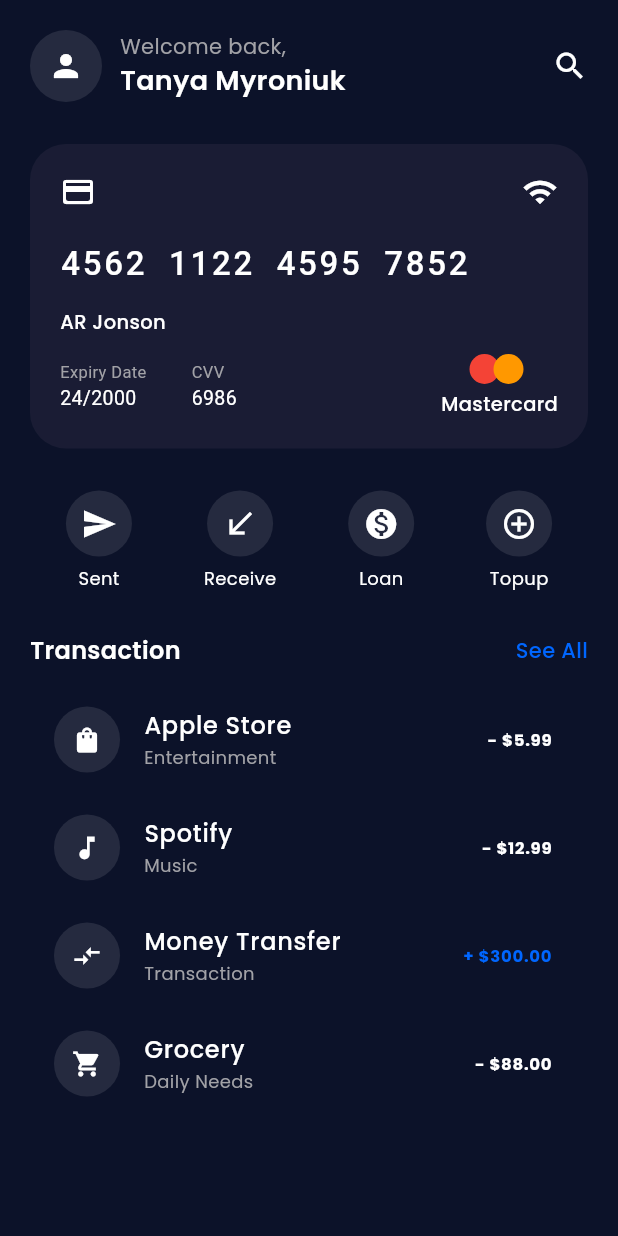
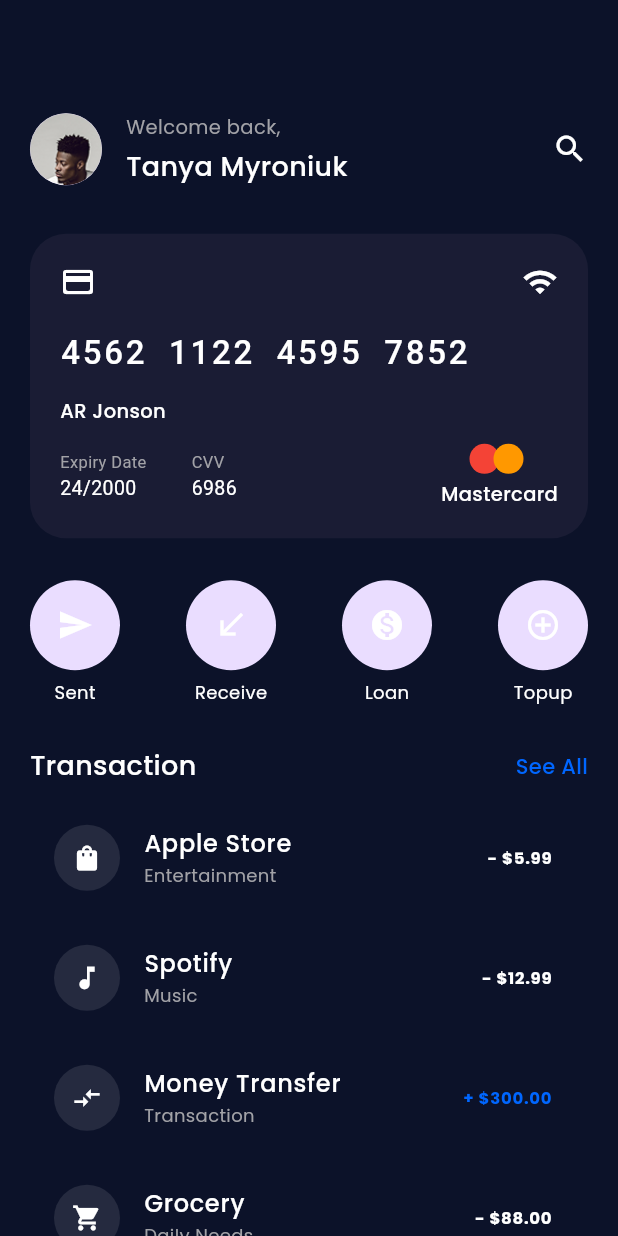
Before and after one commit to sivanianto/screens_intership, a Flutter app: the HomePage screen opened directly, on a phone screen of 412 x 824 dp. Run offline on Flutter 3.47's test engine with Material 3 defaults, Android fonts, the phone set to English and light mode, and no system bars; our stand-ins replace google_fonts, google_nav_bar; statements that could not run were skipped.

Commit message:
gave overall margin and changed fonts

```diff
--- a/bankapp/lib/pages/homepage.dart
+++ b/bankapp/lib/pages/homepage.dart
@@ -9,22 +9,24 @@
 
   @override
   Widget build(BuildContext context) {
-    return SafeArea(
-child: Scaffold(
+    return Scaffold(
       backgroundColor: ColorConstants.background,
       body: Padding(
-      padding: const EdgeInsets.symmetric(horizontal: 20),
+        padding: const EdgeInsets.only(top: 25, left: 20, right: 20),
         child: Column(
+          crossAxisAlignment: CrossAxisAlignment.start,
           children: [
-   const SizedBox(height: 20),
+            const SizedBox(height: 50),
+
             Row(
+              crossAxisAlignment: CrossAxisAlignment.center,
               children: [
                 CircleAvatar(
-     backgroundColor: Colors.white10,
                   radius: 24,
-          child: Icon(Icons.person, color: Colors.white),
+                  backgroundImage: AssetImage('lib/assets/images/profile.png'),
                 ),
-       SizedBox(width: 12),
+                const SizedBox(width: 16),
+
                 Expanded(
                   child: Column(
                     crossAxisAlignment: CrossAxisAlignment.start,
@@ -33,46 +35,56 @@
                         'Welcome back,',
                         style: GoogleFonts.poppins(
                           color: ColorConstants.silenttextcolor,
-     fontSize: 14,
+                          fontSize: 13,
                         ),
                       ),
-       Text('Tanya Myroniuk',
+                      const SizedBox(height: 4),
+                      Text(
+                        'Tanya Myroniuk',
                         style: GoogleFonts.poppins(
                           color: ColorConstants.textcolor,
                           fontSize: 18,
-     fontWeight: FontWeight.w600,
+                          fontWeight: FontWeight.w500,
                         ),
-     overflow: TextOverflow.ellipsis,
                       ),
                     ],
                   ),
                 ),
+
                 Icon(Icons.search, color: Colors.white),
               ],
             ),
+
+            const SizedBox(height: 31.85),
+
+            const CardTile(),
+
             const SizedBox(height: 28),
-CardTile(),
-     const SizedBox(height: 28),
- Row(
-mainAxisAlignment: MainAxisAlignment.spaceAround,
- children: [
+
+            Padding(
+              padding: const EdgeInsets.symmetric(horizontal: 0),
+              child: Row(
+                mainAxisAlignment: MainAxisAlignment.spaceBetween,
+                children: const [
                   _ActionItem(icon: Icons.send, label: 'Sent'),
                   _ActionItem(icon: Icons.call_received, label: 'Receive'),
- _ActionItem(
-        icon: Icons.monetization_on,
-   label: 'Loan'),
+                  _ActionItem(icon: Icons.monetization_on, label: 'Loan'),
                   _ActionItem(icon: Icons.add_circle_outline, label: 'Topup'),
                 ],
               ),
-     SizedBox(height: 28),
+            ),
+
+            const SizedBox(height: 28),
+
             Row(
               mainAxisAlignment: MainAxisAlignment.spaceBetween,
               children: [
-Text('Transaction',
+                Text(
+                  'Transaction',
                   style: GoogleFonts.poppins(
                     color: ColorConstants.textcolor,
-  fontSize: 16,
-     fontWeight: FontWeight.w600,
+                    fontSize: 18,
+                    fontWeight: FontWeight.w500,
                   ),
                 ),
                 Text(
@@ -85,7 +97,9 @@
                 ),
               ],
             ),
-     SizedBox(height: 12),
+
+            const SizedBox(height: 12),
+
             Expanded(
               child: SingleChildScrollView(
                 child: Column(
@@ -97,6 +111,7 @@
                       icon: Icons.shopping_bag,
                       amountColor: ColorConstants.textcolor,
                     ),
+                    SizedBox(height: 8),
                     TransactionTile(
                       title: 'Spotify',
                       subtitle: 'Music',
@@ -104,6 +119,8 @@
                       icon: Icons.music_note,
                       amountColor: ColorConstants.textcolor,
                     ),
+                    SizedBox(height: 8),
+
                     TransactionTile(
                       title: 'Money Transfer',
                       subtitle: 'Transaction',
@@ -111,6 +128,8 @@
                       icon: Icons.compare_arrows,
                       amountColor: ColorConstants.button,
                     ),
+                    SizedBox(height: 8),
+
                     TransactionTile(
                       title: 'Grocery',
                       subtitle: 'Daily Needs',
@@ -123,7 +142,6 @@
               ),
             ),
           ],
-     ),
         ),
       ),
     );
@@ -141,12 +159,13 @@
     return Column(
       children: [
         CircleAvatar(
- radius: 22,
-    backgroundColor: Colors.white10,
+          radius: 30,
+          backgroundColor: ColorConstants.icon,
           child: Icon(icon, color: Colors.white),
         ),
-        SizedBox(height: 6),
-    Text(label,
+        const SizedBox(height: 6),
+        Text(
+          label,
           style: GoogleFonts.poppins(
             color: ColorConstants.textcolor,
             fontSize: 12,
```
Lines whose indentation alone changed are shown as unchanged.
